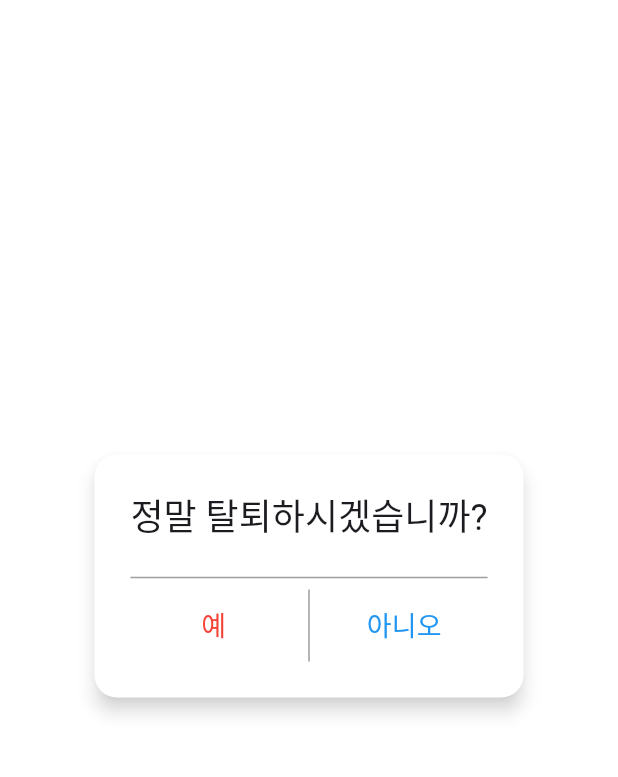
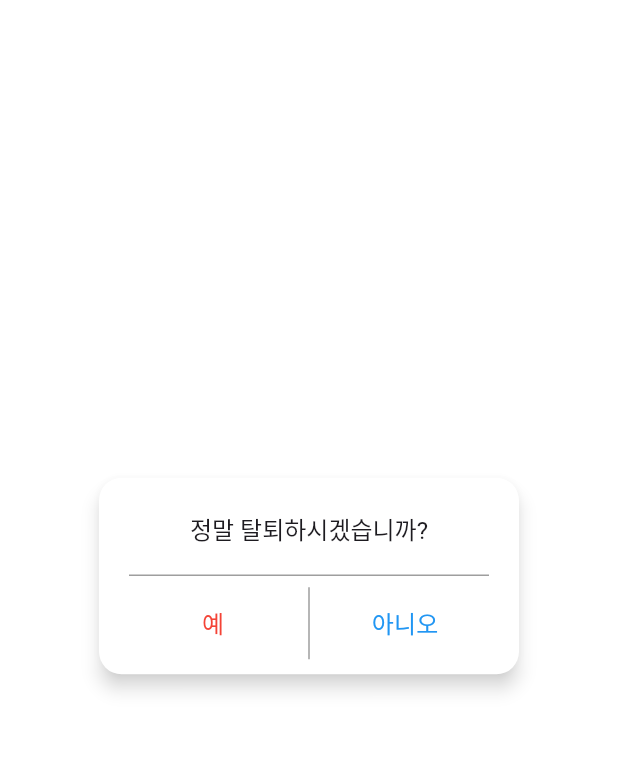
Before and after one commit to TABA-4-Roses-1-Thorn/daboa_front, a Flutter app: the DeleteAccountScreen screen opened by its route, on a phone screen of 412 x 824 dp, the part 84-861 px from its top. Run offline on Flutter 3.47's test engine with Material 3 defaults, Android fonts, the phone set to English and light mode, and no system bars; our stand-ins replace shared_preferences; accounts and stored records are empty.

Commit message:
박스, 텍스트 크기 작게 수정

```diff
--- a/lib/screens/delete_account_screen.dart
+++ b/lib/screens/delete_account_screen.dart
@@ -16,7 +16,12 @@ class DeleteAccountScreen extends StatelessWidget {
       body: Center(
         child: AlertDialog(
           backgroundColor: Colors.white, // AlertDialog 배경색 흰색으로 설정
-          title: Center(child: Text('정말 탈퇴하시겠습니까?')),
+          title: Center(
+            child: Text(
+              '정말 탈퇴하시겠습니까?',
+              style: TextStyle(fontSize: 16), // 텍스트 크기 조정
+            ),
+          ),
           shape: RoundedRectangleBorder(
             borderRadius: BorderRadius.circular(15.0),
           ),
@@ -25,16 +30,15 @@ class DeleteAccountScreen extends StatelessWidget {
           content: Column(
             mainAxisSize: MainAxisSize.min,
             children: <Widget>[
-              Divider(color: Colors.grey), // 제목과 버튼 사이의 구분선
+              Divider(color: Colors.grey, thickness: 1), // 제목과 버튼 사이의 구분선, 두께 조정
               IntrinsicHeight(
                 child: Row(
-                  mainAxisAlignment: MainAxisAlignment.spaceEvenly,
                   children: <Widget>[
                     Expanded(
                       child: TextButton(
                         child: Text(
                           '예',
-                          style: TextStyle(color: Colors.red, fontSize: 18),
+                          style: TextStyle(color: Colors.red, fontSize: 16), // 버튼 텍스트 크기 조정
                         ),
                         onPressed: () {
                           Navigator.pushAndRemoveUntil(
@@ -45,12 +49,12 @@ class DeleteAccountScreen extends StatelessWidget {
                         },
                       ),
                     ),
-                    VerticalDivider(color: Colors.grey), // 버튼들 사이의 구분선
+                    VerticalDivider(color: Colors.grey, thickness: 1), // 버튼들 사이의 구분선, 두께 조정
                     Expanded(
                       child: TextButton(
                         child: Text(
                           '아니오',
-                          style: TextStyle(color: Colors.blue, fontSize: 18),
+                          style: TextStyle(color: Colors.blue, fontSize: 16), // 버튼 텍스트 크기 조정
                         ),
                         onPressed: () {
                           Navigator.pop(context);
@@ -62,6 +66,7 @@ class DeleteAccountScreen extends StatelessWidget {
               ),
             ],
           ),
+          contentPadding: EdgeInsets.symmetric(horizontal: 20.0, vertical: 10.0), // AlertDialog 패딩 조정
         ),
       ),
     );
```
Also changed, not shown: lib/screens/info_changed_screen.dart (+9 -3 lines), lib/screens/logout_screen.dart (+9 -3 lines).
